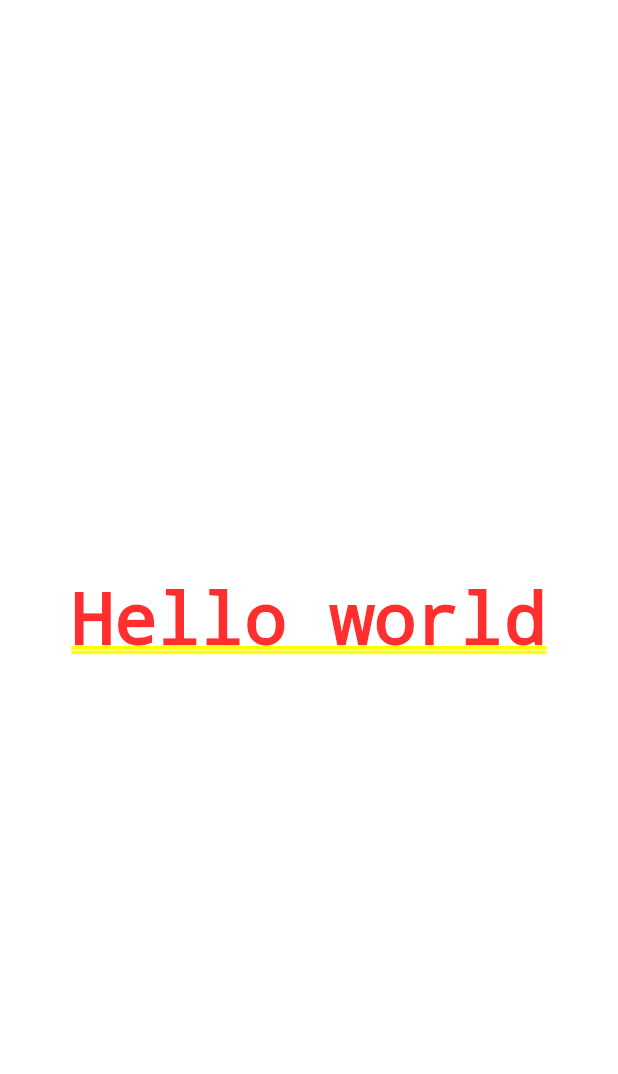
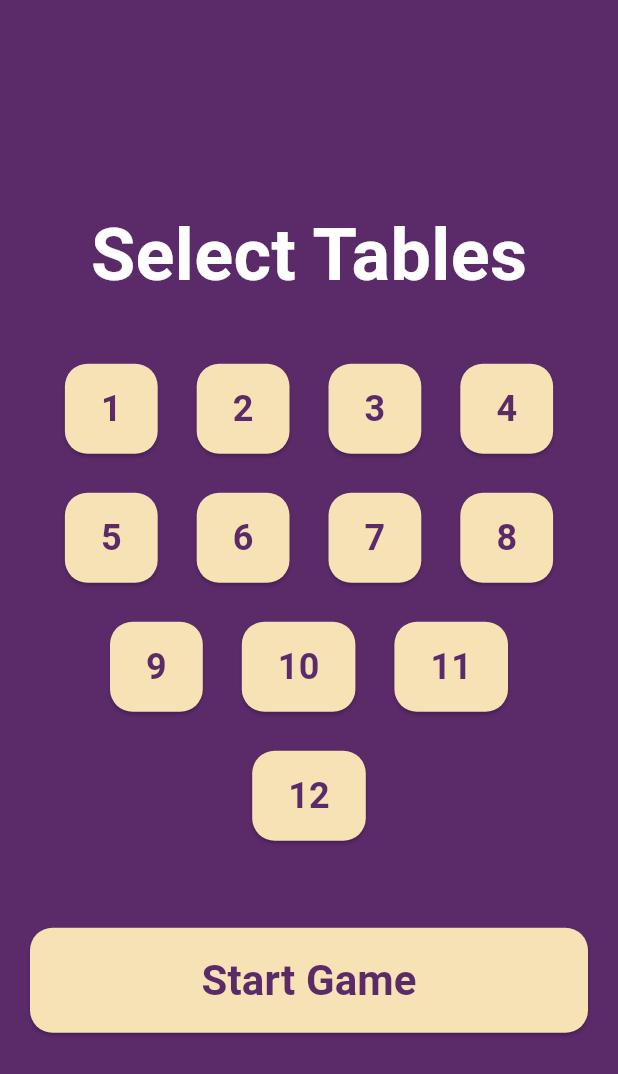
Before and after one commit to himal-13/table-game, a Flutter app: the screen it shows after launch, on a phone screen of 412 x 824 dp. Shown: the top 1074 px of the screen. Run offline on Flutter 3.47's test engine with Material 3 defaults, Android fonts, the phone set to English and light mode, and no system bars.

Commit message:
Add PlayMenu and GamePage with UI and game logic implementation

```diff
--- a/table_game/lib/main.dart
+++ b/table_game/lib/main.dart
@@ -1,8 +1,17 @@
 import 'package:flutter/material.dart';
+
+import 'package:table_game/pages/play_menu.dart';
 
 void main() {
   runApp(const MyApp());
 }
+
+// Define the custom colors used in the UI.
+const Color darkPurple = Color(0xFF5A2A69);
+const Color beige = Color(0xFFF7E2B5);
+const Color lightPurple = Color(0xFF8B5F9C);
+const Color green = Color(0xFF4CAF50); // New color for success feedback
+const Color red = Color(0xFFF44336);   // New color for failure feedback
 
 class MyApp extends StatelessWidget {
   const MyApp({super.key});
@@ -10,8 +19,16 @@ class MyApp extends StatelessWidget {
   @override
   Widget build(BuildContext context) {
     return MaterialApp(
-      title: "Table Game",
-      home: Center(child: Text("Hello world"),),
+      debugShowCheckedModeBanner: false,
+      title: 'Multiply Game',
+      theme: ThemeData(
+        primarySwatch: Colors.deepPurple,
+        // Set the default font for the entire app
+        fontFamily: 'Roboto',
+        scaffoldBackgroundColor: darkPurple,
+      ),
+      // The app now starts with the MenuPage
+      home: const PlayMenu(),
     );
   }
 }
--- /dev/null
+++ b/table_game/lib/pages/play_menu.dart
@@ -0,0 +1,132 @@
+import 'package:flutter/material.dart';
+import 'package:table_game/main.dart';
+import 'package:table_game/pages/game_page.dart';
+
+class PlayMenu extends StatefulWidget {
+  const PlayMenu({super.key});
+
+  @override
+  State<PlayMenu> createState() => _PlayMenuState();
+}
+
+class _PlayMenuState extends State<PlayMenu> {
+  // A list to hold the numbers (tables) selected by the user
+  final List<int> _selectedNumbers = [];
+
+  // Toggles the selection of a number
+  void _toggleNumber(int number) {
+    setState(() {
+      if (_selectedNumbers.contains(number)) {
+        _selectedNumbers.remove(number);
+      } else {
+        _selectedNumbers.add(number);
+      }
+    });
+  }
+
+  // Navigates to the game page with the selected numbers
+  void _startGame() {
+    if (_selectedNumbers.isNotEmpty) {
+      // Sort the numbers for a consistent appearance
+      _selectedNumbers.sort();
+      Navigator.push(
+        context,
+        MaterialPageRoute(
+          builder: (context) => GamePage(selectedNumbers: _selectedNumbers),
+        ),
+      );
+    } else {
+      // Show a snackbar if no numbers are selected
+      ScaffoldMessenger.of(context).showSnackBar(
+        const SnackBar(
+          content: Text('Please select at least one number to start.'),
+          duration: Duration(seconds: 2),
+        ),
+      );
+    }
+  }
+
+  // A helper widget to build the number selection buttons
+  Widget _buildNumberButton(int number) {
+    final isSelected = _selectedNumbers.contains(number);
+    return Padding(
+      padding: const EdgeInsets.all(8.0),
+      child: ElevatedButton(
+        onPressed: () => _toggleNumber(number),
+        style: ElevatedButton.styleFrom(
+          backgroundColor: isSelected ? lightPurple : beige,
+          shape: RoundedRectangleBorder(
+            borderRadius: BorderRadius.circular(15.0),
+          ),
+          minimumSize: const Size(60, 60), // Fixed size for square buttons
+        ),
+        child: Text(
+          number.toString(),
+          style: TextStyle(
+            color: isSelected ? Colors.white : darkPurple,
+            fontSize: 24,
+            fontWeight: FontWeight.bold,
+          ),
+        ),
+      ),
+    );
+  }
+
+  @override
+  Widget build(BuildContext context) {
+    return Scaffold(
+      backgroundColor: darkPurple,
+      body: SafeArea(
+        child: Center(
+          child: Padding(
+            padding: const EdgeInsets.all(20.0),
+            child: Column(
+              mainAxisAlignment: MainAxisAlignment.center,
+              children: [
+                const Text(
+                  'Select Tables',
+                  style: TextStyle(
+                    fontSize: 48,
+                    fontWeight: FontWeight.bold,
+                    color: Colors.white,
+                  ),
+                ),
+                const SizedBox(height: 30),
+                // Grid of number buttons
+                Wrap(
+                  alignment: WrapAlignment.center,
+                  spacing: 10,
+                  runSpacing: 10,
+                  children: List.generate(12, (index) => _buildNumberButton(index + 1)),
+                ),
+                const SizedBox(height: 50),
+                // Start Game button
+                SizedBox(
+                  width: double.infinity,
+                  height: 70,
+                  child: ElevatedButton(
+                    onPressed: _startGame,
+                    style: ElevatedButton.styleFrom(
+                      backgroundColor: beige,
+                      shape: RoundedRectangleBorder(
+                        borderRadius: BorderRadius.circular(15.0),
+                      ),
+                    ),
+                    child: const Text(
+                      'Start Game',
+                      style: TextStyle(
+                        color: darkPurple,
+                        fontSize: 28,
+                        fontWeight: FontWeight.bold,
+                      ),
+                    ),
+                  ),
+                ),
+              ],
+            ),
+          ),
+        ),
+      ),
+    );
+  }
+}
```
Also changed, not shown: table_game/lib/pages/game_page.dart (added, +373 -0 lines).
